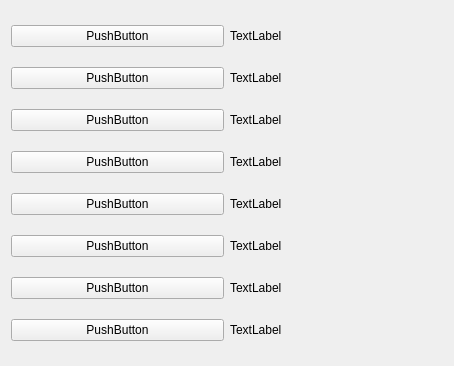
Old version of the form Nayda/gamesettingswidget.ui in the repository Mar94oK/Nayda.
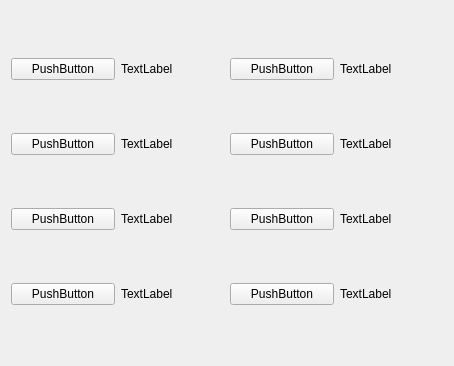
New version of the form.

```diff
--- a/Nayda/gamesettingswidget.ui
+++ b/Nayda/gamesettingswidget.ui
@@ -14,7 +14,7 @@
    <string>Настройки Ожидания оппонентов</string>
   </property>
   <layout class="QGridLayout" name="gridLayout">
-   <item row="0" column="0">
+   <item row="1" column="2">
     <widget class="QPushButton" name="btn_MaxNumberOfPlayers">
      <property name="text">
       <string>PushButton</string>
@@ -28,13 +28,6 @@
      </property>
     </widget>
    </item>
-   <item row="6" column="0">
-    <widget class="QPushButton" name="btn_HasAddonClericalErrors">
-     <property name="text">
-      <string>PushButton</string>
-     </property>
-    </widget>
-   </item>
    <item row="2" column="0">
     <widget class="QPushButton" name="btn_TimeToThink">
      <property name="text">
@@ -56,27 +49,6 @@
      </property>
     </widget>
    </item>
-   <item row="5" column="0">
-    <widget class="QPushButton" name="btn_HasAddonWildAxe">
-     <property name="text">
-      <string>PushButton</string>
-     </property>
-    </widget>
-   </item>
-   <item row="7" column="0">
-    <widget class="QPushButton" name="btn_RulesType">
-     <property name="text">
-      <string>PushButton</string>
-     </property>
-    </widget>
-   </item>
-   <item row="0" column="1">
-    <widget class="QLabel" name="lbl_MaximumNumberOfPlayers">
-     <property name="text">
-      <string>TextLabel</string>
-     </property>
-    </widget>
-   </item>
    <item row="1" column="1">
     <widget class="QLabel" name="lbl_TimeToMove">
      <property name="text">
@@ -105,21 +77,49 @@
      </property>
     </widget>
    </item>
-   <item row="5" column="1">
+   <item row="1" column="3">
+    <widget class="QLabel" name="lbl_MaximumNumberOfPlayers">
+     <property name="text">
+      <string>TextLabel</string>
+     </property>
+    </widget>
+   </item>
+   <item row="2" column="2">
+    <widget class="QPushButton" name="btn_HasAddonWildAxe">
+     <property name="text">
+      <string>PushButton</string>
+     </property>
+    </widget>
+   </item>
+   <item row="2" column="3">
     <widget class="QLabel" name="lbl_HasAddonWildAxe">
      <property name="text">
       <string>TextLabel</string>
      </property>
     </widget>
    </item>
-   <item row="6" column="1">
+   <item row="3" column="2">
+    <widget class="QPushButton" name="btn_HasAddonClericalErrors">
+     <property name="text">
+      <string>PushButton</string>
+     </property>
+    </widget>
+   </item>
+   <item row="3" column="3">
     <widget class="QLabel" name="lbl_HasAddonClericalErrors">
      <property name="text">
       <string>TextLabel</string>
      </property>
     </widget>
    </item>
-   <item row="7" column="1">
+   <item row="4" column="2">
+    <widget class="QPushButton" name="btn_RulesType">
+     <property name="text">
+      <string>PushButton</string>
+     </property>
+    </widget>
+   </item>
+   <item row="4" column="3">
     <widget class="QLabel" name="lbl_RulesType">
      <property name="text">
       <string>TextLabel</string>
```
